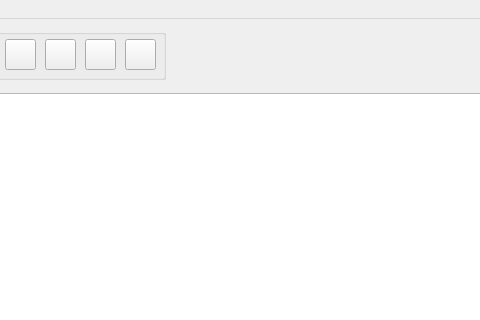
Above: imageannotator.ui from JacobBoddey/ImageAnnotator before the change; both pictures show x 335 to 815 and y 0 to 320 of the 1042 by 600 pixel window. Below: the same form after it.
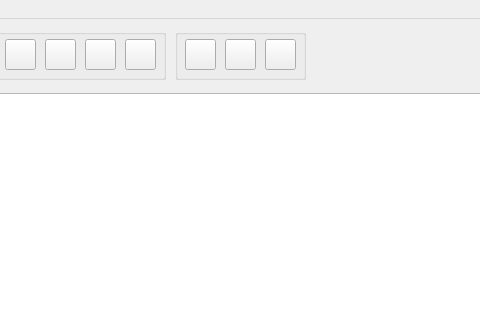
That is the form after the change. Icons and pictures are not drawn.

Diff of the .ui file:
```diff
--- a/imageannotator.ui
+++ b/imageannotator.ui
@@ -507,6 +507,76 @@
      <string/>
     </property>
    </widget>
+   <widget class="QGroupBox" name="shapes_2">
+    <property name="geometry">
+     <rect>
+      <x>510</x>
+      <y>10</y>
+      <width>131</width>
+      <height>51</height>
+     </rect>
+    </property>
+    <property name="title">
+     <string/>
+    </property>
+    <widget class="QToolButton" name="copyButton">
+     <property name="geometry">
+      <rect>
+       <x>10</x>
+       <y>10</y>
+       <width>31</width>
+       <height>31</height>
+      </rect>
+     </property>
+     <property name="toolTip">
+      <string>Triangle</string>
+     </property>
+     <property name="styleSheet">
+      <string notr="true">border-image:url(:copy.png);background-color:&quot;#e1e1e1&quot;;</string>
+     </property>
+     <property name="text">
+      <string/>
+     </property>
+    </widget>
+    <widget class="QToolButton" name="pasteButton">
+     <property name="geometry">
+      <rect>
+       <x>50</x>
+       <y>10</y>
+       <width>31</width>
+       <height>31</height>
+      </rect>
+     </property>
+     <property name="toolTip">
+      <string>Triangle</string>
+     </property>
+     <property name="styleSheet">
+      <string notr="true">border-image:url(:paste.png);background-color:&quot;#e1e1e1&quot;;</string>
+     </property>
+     <property name="text">
+      <string/>
+     </property>
+    </widget>
+    <widget class="QToolButton" name="deleteButton">
+     <property name="geometry">
+      <rect>
+       <x>90</x>
+       <y>10</y>
+       <width>31</width>
+       <height>31</height>
+      </rect>
+     </property>
+     <property name="toolTip">
+      <string>Triangle</string>
+     </property>
+     <property name="styleSheet">
+      <string notr="true">border-image:url(:delete.png);background-color:&quot;#e1e1e1&quot;;</string>
+     </property>
+     <property name="text">
+      <string/>
+     </property>
+    </widget>
+   </widget>
   </widget>
   <widget class="QMenuBar" name="menubar">
    <property name="geometry">
```
Left out of the diff: 3 changed lines with no effect on the pictures.
